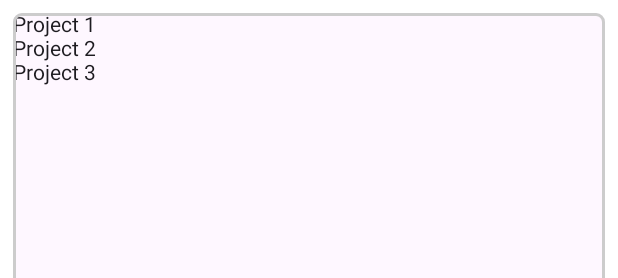
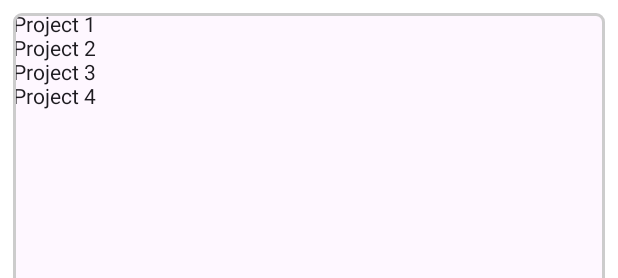
Before and after one commit to Vikalp2003/MyBizCard, an Android app built with Jetpack Compose: the @Preview function Content, on a phone screen of 412 x 824 dp. Shown: the top 278 px of the screen. Run offline under Robolectric (Android 15) with nearby library versions, the phone set to English and light mode, and no system bars.

```diff
--- a/app/src/main/java/com/example/mybizcard/MainActivity.kt
+++ b/app/src/main/java/com/example/mybizcard/MainActivity.kt
@@ -52,8 +52,8 @@ class MainActivity : ComponentActivity() {
             MyBizCardTheme {
                 // A surface container using the 'background' color from the theme
                 Surface(
-
-                    color = MaterialTheme.colorScheme.background
+                    modifier = Modifier.fillMaxSize(),
+                    color = MaterialTheme.colorScheme.background,
                 ) {
                     CreateBizCard()
                 }
@@ -132,16 +132,17 @@ fun Content(){
             Portfolio(data = listOf(
                 "Project 1",
                 "Project 2",
-                "Project 3"))
+                "Project 3",
+                "Project 4"))
         }
     }
 }
 
 @Composable
 fun Portfolio(data: List<String>) {
-    LazyColumn{
-        items(data){
-            item ->  Text(item)
+    LazyColumn(){
+        items(data){ item ->
+            Text(item)
         }
     }
 }
```
